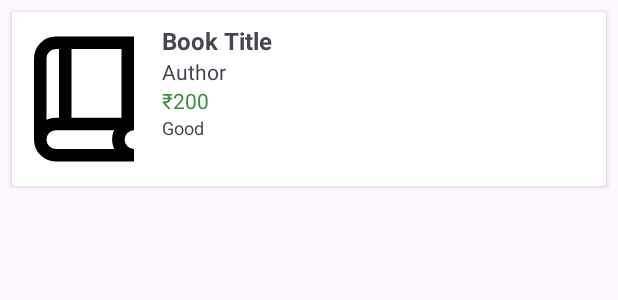
After one commit to Bharti-Sawli/Second-Chance, an Android app: the layout item_books.xml on its own in the app's theme, with its tools: preview values and no code run, on a phone screen of 412 x 824 dp. The commit adds this screen. Shown: the top 300 px of the screen. Run offline under Robolectric (Android 15) with nearby library versions, the phone set to English and light mode, and no system bars.

Commit message:
Added few sections

```diff
--- a/app/build.gradle
+++ b/app/build.gradle
@@ -45,4 +45,10 @@ dependencies {
     testImplementation libs.junit
     androidTestImplementation libs.ext.junit
     androidTestImplementation libs.espresso.core
+    implementation 'com.google.firebase:firebase-firestore:24.4.4'
+    implementation 'com.google.firebase:firebase-auth:22.3.0'
+    implementation 'com.google.android.material:material:1.11.0'
+    implementation 'androidx.recyclerview:recyclerview:1.3.2'
+    implementation 'com.github.bumptech.glide:glide:4.16.0'
+    annotationProcessor 'com.github.bumptech.glide:compiler:4.16.0'
 }
--- /dev/null
+++ b/app/src/main/res/drawable/ic_add.xml
@@ -0,0 +1,5 @@
+<vector xmlns:android="http://schemas.android.com/apk/res/android" android:height="24dp" android:tint="#000000" android:viewportHeight="24" android:viewportWidth="24" android:width="24dp">
+
+    <path android:fillColor="@android:color/white" android:pathData="M19,13h-6v6h-2v-6H5v-2h6V5h2v6h6v2z"/>
+
+</vector>
--- /dev/null
+++ b/app/src/main/res/drawable/ic_book_placeholder.xml
@@ -0,0 +1,5 @@
+<vector xmlns:android="http://schemas.android.com/apk/res/android" android:height="24dp" android:tint="#000000" android:viewportHeight="960" android:viewportWidth="960" android:width="24dp">
+
+    <path android:fillColor="@android:color/white" android:pathData="M300,880Q242,880 201,839Q160,798 160,740L160,220Q160,162 201,121Q242,80 300,80L800,80L800,680Q775,680 757.5,697.5Q740,715 740,740Q740,765 757.5,782.5Q775,800 800,800L800,880L300,880ZM240,613Q254,606 269,603Q284,600 300,600L320,600L320,160L300,160Q275,160 257.5,177.5Q240,195 240,220L240,613ZM400,600L720,600L720,160L400,160L400,600ZM240,613Q240,613 240,613Q240,613 240,613L240,613L240,160L240,160Q240,160 240,160Q240,160 240,160L240,613ZM300,800L673,800Q667,786 663.5,771.5Q660,757 660,740Q660,724 663,709Q666,694 673,680L300,680Q274,680 257,697.5Q240,715 240,740Q240,766 257,783Q274,800 300,800Z"/>
+
+</vector>
--- /dev/null
+++ b/app/src/main/res/drawable/ic_cart.xml
@@ -0,0 +1,5 @@
+<vector xmlns:android="http://schemas.android.com/apk/res/android" android:height="24dp" android:tint="#000000" android:viewportHeight="960" android:viewportWidth="960" android:width="24dp">
+
+    <path android:fillColor="@android:color/white" android:pathData="M440,360L440,240L320,240L320,160L440,160L440,40L520,40L520,160L640,160L640,240L520,240L520,360L440,360ZM280,880Q247,880 223.5,856.5Q200,833 200,800Q200,767 223.5,743.5Q247,720 280,720Q313,720 336.5,743.5Q360,767 360,800Q360,833 336.5,856.5Q313,880 280,880ZM680,880Q647,880 623.5,856.5Q600,833 600,800Q600,767 623.5,743.5Q647,720 680,720Q713,720 736.5,743.5Q760,767 760,800Q760,833 736.5,856.5Q713,880 680,880ZM40,160L40,80L171,80L341,440L621,440Q621,440 621,440Q621,440 621,440L777,160L868,160L692,478Q681,498 662.5,509Q644,520 622,520L324,520L280,600Q280,600 280,600Q280,600 280,600L760,600L760,680L280,680Q235,680 211.5,641Q188,602 210,562L264,464L120,160L40,160Z"/>
+
+</vector>
--- /dev/null
+++ b/app/src/main/res/drawable/ic_category_placeholder.xml
@@ -0,0 +1,5 @@
+<vector xmlns:android="http://schemas.android.com/apk/res/android" android:height="24dp" android:tint="#000000" android:viewportHeight="960" android:viewportWidth="960" android:width="24dp">
+
+    <path android:fillColor="@android:color/white" android:pathData="M260,440L480,80L700,440L260,440ZM700,880Q625,880 572.5,827.5Q520,775 520,700Q520,625 572.5,572.5Q625,520 700,520Q775,520 827.5,572.5Q880,625 880,700Q880,775 827.5,827.5Q775,880 700,880ZM120,860L120,540L440,540L440,860L120,860ZM700,800Q742,800 771,771Q800,742 800,700Q800,658 771,629Q742,600 700,600Q658,600 629,629Q600,658 600,700Q600,742 629,771Q658,800 700,800ZM200,780L360,780L360,620L200,620L200,780ZM402,360L558,360L480,234L402,360ZM480,360L480,360L480,360ZM360,620L360,620L360,620L360,620ZM700,700Q700,700 700,700Q700,700 700,700Q700,700 700,700Q700,700 700,700Q700,700 700,700Q700,700 700,700Q700,700 700,700Q700,700 700,700Z"/>
+
+</vector>
--- /dev/null
+++ b/app/src/main/res/drawable/ic_home.xml
@@ -0,0 +1,5 @@
+<vector xmlns:android="http://schemas.android.com/apk/res/android" android:height="24dp" android:tint="#000000" android:viewportHeight="960" android:viewportWidth="960" android:width="24dp">
+
+    <path android:fillColor="@android:color/white" android:pathData="M700,760L740,760L740,660L840,660L840,620L740,620L740,520L700,520L700,620L600,620L600,660L700,660L700,760ZM720,840Q637,840 578.5,781.5Q520,723 520,640Q520,557 578.5,498.5Q637,440 720,440Q803,440 861.5,498.5Q920,557 920,640Q920,723 861.5,781.5Q803,840 720,840ZM160,760L160,280L480,40L800,280L800,372Q781,366 761,363Q741,360 720,360L720,320L480,140L240,320L240,680L443,680Q446,701 452,721Q458,741 467,760L160,760ZM480,410L480,410L480,410L480,410L480,410Q480,410 480,410Q480,410 480,410Q480,410 480,410Q480,410 480,410Z"/>
+
+</vector>
--- /dev/null
+++ b/app/src/main/res/drawable/ic_orders.xml
@@ -0,0 +1,5 @@
+<vector xmlns:android="http://schemas.android.com/apk/res/android" android:autoMirrored="true" android:height="24dp" android:tint="#000000" android:viewportHeight="960" android:viewportWidth="960" android:width="24dp">
+
+    <path android:fillColor="@android:color/white" android:pathData="M240,520L600,520L600,440L240,440L240,520ZM240,400L600,400L600,320L240,320L240,400ZM160,800Q127,800 103.5,776.5Q80,753 80,720L80,240Q80,207 103.5,183.5Q127,160 160,160L800,160Q833,160 856.5,183.5Q880,207 880,240L880,720Q880,753 856.5,776.5Q833,800 800,800L160,800ZM160,720L800,720Q800,720 800,720Q800,720 800,720L800,240Q800,240 800,240Q800,240 800,240L160,240Q160,240 160,240Q160,240 160,240L160,720Q160,720 160,720Q160,720 160,720ZM160,720Q160,720 160,720Q160,720 160,720L160,240Q160,240 160,240Q160,240 160,240L160,240Q160,240 160,240Q160,240 160,240L160,720Q160,720 160,720Q160,720 160,720Z"/>
+
+</vector>
--- /dev/null
+++ b/app/src/main/res/drawable/ic_profile.xml
@@ -0,0 +1,5 @@
+<vector xmlns:android="http://schemas.android.com/apk/res/android" android:height="24dp" android:tint="#000000" android:viewportHeight="960" android:viewportWidth="960" android:width="24dp">
+
+    <path android:fillColor="@android:color/white" android:pathData="M185,880Q168,880 155.5,867.5Q143,855 143,838L143,733Q143,643 199,574Q255,505 343,486Q303,514 281,556.5Q259,599 259,648L259,838Q259,849 262,860Q265,871 272,880L185,880ZM332,880Q315,880 302.5,867.5Q290,855 290,838L290,648Q290,578 339.5,529Q389,480 459,480L648,480Q718,480 767,529Q816,578 816,648L816,712Q816,782 767,831Q718,880 648,880L332,880ZM480,396Q414,396 368,350Q322,304 322,238Q322,172 368,126Q414,80 480,80Q546,80 592,126Q638,172 638,238Q638,304 592,350Q546,396 480,396Z"/>
+
+</vector>
--- /dev/null
+++ b/app/src/main/res/layout/item_books.xml
@@ -0,0 +1,61 @@
+<?xml version="1.0" encoding="utf-8"?>
+<androidx.cardview.widget.CardView
+    xmlns:android="http://schemas.android.com/apk/res/android"
+    android:layout_width="match_parent"
+    android:layout_height="wrap_content"
+    android:layout_margin="8dp"
+    android:elevation="4dp">
+
+    <LinearLayout
+        android:orientation="horizontal"
+        android:padding="8dp"
+        android:layout_width="match_parent"
+        android:layout_height="wrap_content">
+
+        <ImageView
+            android:id="@+id/imgBook"
+            android:layout_width="80dp"
+            android:layout_height="100dp"
+            android:scaleType="centerCrop"
+            android:src="@drawable/ic_book_placeholder" />
+
+        <LinearLayout
+            android:orientation="vertical"
+            android:layout_marginStart="12dp"
+            android:layout_width="0dp"
+            android:layout_height="wrap_content"
+            android:layout_weight="1">
+
+            <TextView
+                android:id="@+id/tvTitle"
+                android:text="Book Title"
+                android:textStyle="bold"
+                android:textSize="16sp"
+                android:layout_width="wrap_content"
+                android:layout_height="wrap_content" />
+
+            <TextView
+                android:id="@+id/tvAuthor"
+                android:text="Author"
+                android:textSize="14sp"
+                android:layout_width="wrap_content"
+                android:layout_height="wrap_content" />
+
+            <TextView
+                android:id="@+id/tvPrice"
+                android:text="₹200"
+                android:textColor="#388E3C"
+                android:textSize="14sp"
+                android:layout_width="wrap_content"
+                android:layout_height="wrap_content" />
+
+            <TextView
+                android:id="@+id/tvCondition"
+                android:text="Good"
+                android:textSize="12sp"
+                android:layout_width="wrap_content"
+                android:layout_height="wrap_content" />
+
+        </LinearLayout>
+    </LinearLayout>
+</androidx.cardview.widget.CardView>
```
Also changed, not shown: app/src/main/java/com/example/secondchance/Book.java (added, +29 -0 lines), app/src/main/java/com/example/secondchance/BookAdapter.java (added, +68 -0 lines), app/src/main/java/com/example/secondchance/Category.java (added, +14 -0 lines), app/src/main/java/com/example/secondchance/CategoryAdapter.java (added, +68 -0 lines), app/src/main/java/com/example/secondchance/HomeActivity.java (added, +129 -0 lines), app/src/main/res/layout/activity_main.xml (+45 -4 lines), app/src/main/res/layout/bottom_nav_menu.xml (added, +19 -0 lines), app/src/main/res/layout/item_category.xml (added, +23 -0 lines).
